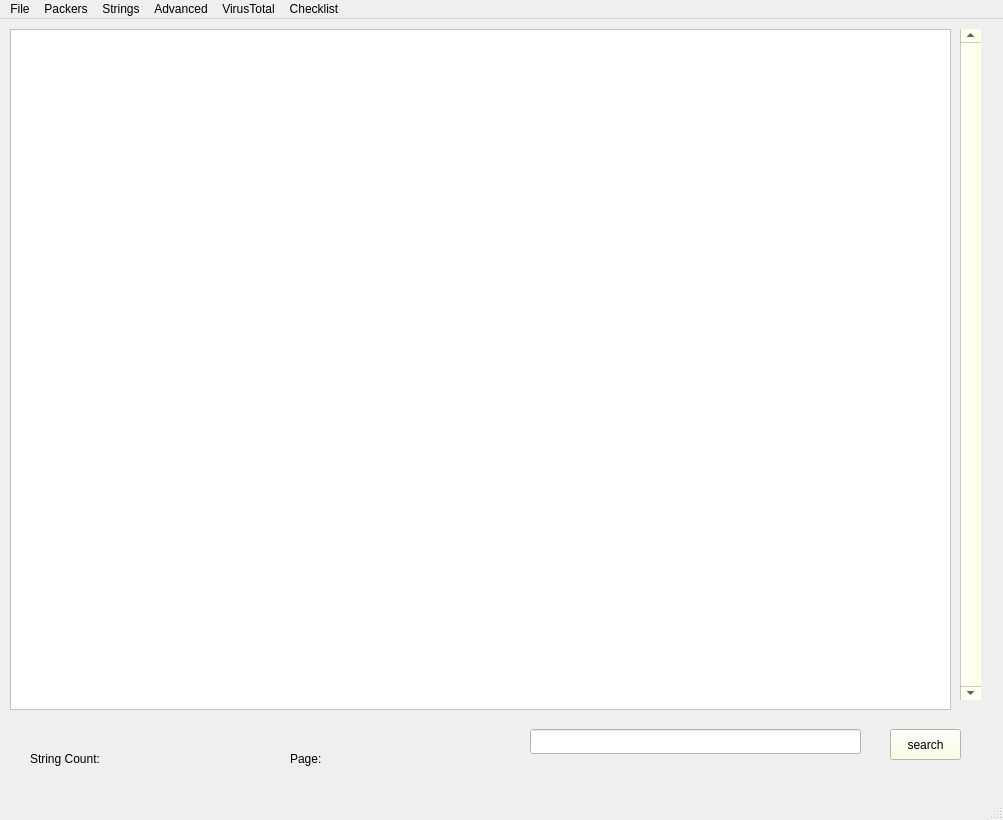
This is mainwindow.ui in briantobin256/Static-File-Analysis-Tool as Qt 5 draws it before an edit. The edited form follows.
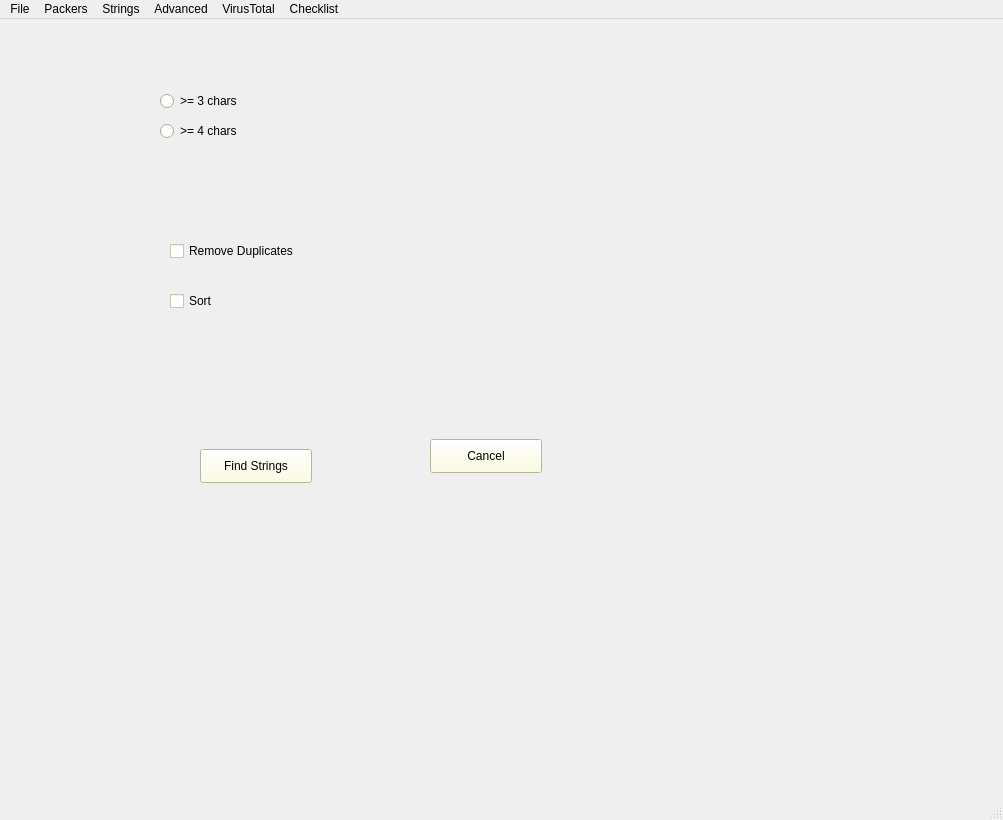
This is the edited form. The open tabs and pages were chosen to show the change.

Commit message: added options when intially finding strings, added option to search again

Patch:
```diff
--- a/mainwindow.ui
+++ b/mainwindow.ui
@@ -481,6 +481,86 @@
      <number>6</number>
     </property>
     <widget class="QWidget" name="page_0_Main_Window"/>
+    <widget class="QWidget" name="page_1_Set_String_Settings">
+     <widget class="QRadioButton" name="radioButton3Char">
+      <property name="geometry">
+       <rect>
+        <x>160</x>
+        <y>80</y>
+        <width>120</width>
+        <height>24</height>
+       </rect>
+      </property>
+      <property name="text">
+       <string>&gt;= 3 chars</string>
+      </property>
+     </widget>
+     <widget class="QRadioButton" name="radioButton4Char">
+      <property name="geometry">
+       <rect>
+        <x>160</x>
+        <y>110</y>
+        <width>120</width>
+        <height>24</height>
+       </rect>
+      </property>
+      <property name="text">
+       <string>&gt;= 4 chars</string>
+      </property>
+     </widget>
+     <widget class="QCheckBox" name="removeDuplicatesCheckBox">
+      <property name="geometry">
+       <rect>
+        <x>170</x>
+        <y>230</y>
+        <width>201</width>
+        <height>24</height>
+       </rect>
+      </property>
+      <property name="text">
+       <string>Remove Duplicates</string>
+      </property>
+     </widget>
+     <widget class="QCheckBox" name="sortStringsCheckBox">
+      <property name="geometry">
+       <rect>
+        <x>170</x>
+        <y>280</y>
+        <width>102</width>
+        <height>24</height>
+       </rect>
+      </property>
+      <property name="text">
+       <string>Sort</string>
+      </property>
+     </widget>
+     <widget class="QPushButton" name="findStringsButton">
+      <property name="geometry">
+       <rect>
+        <x>200</x>
+        <y>440</y>
+        <width>112</width>
+        <height>34</height>
+       </rect>
+      </property>
+      <property name="text">
+       <string>Find Strings</string>
+      </property>
+     </widget>
+     <widget class="QPushButton" name="cancelSearchButton">
+      <property name="geometry">
+       <rect>
+        <x>430</x>
+        <y>430</y>
+        <width>112</width>
+        <height>34</height>
+       </rect>
+      </property>
+      <property name="text">
+       <string>Cancel</string>
+      </property>
+     </widget>
+    </widget>
     <widget class="QWidget" name="page_1_Find_Strings">
      <widget class="QLabel" name="stringCountLabel">
       <property name="geometry">
```
Left out of the diff: 15 changed lines with no effect on the pictures. The commit also changes 2 other files.
